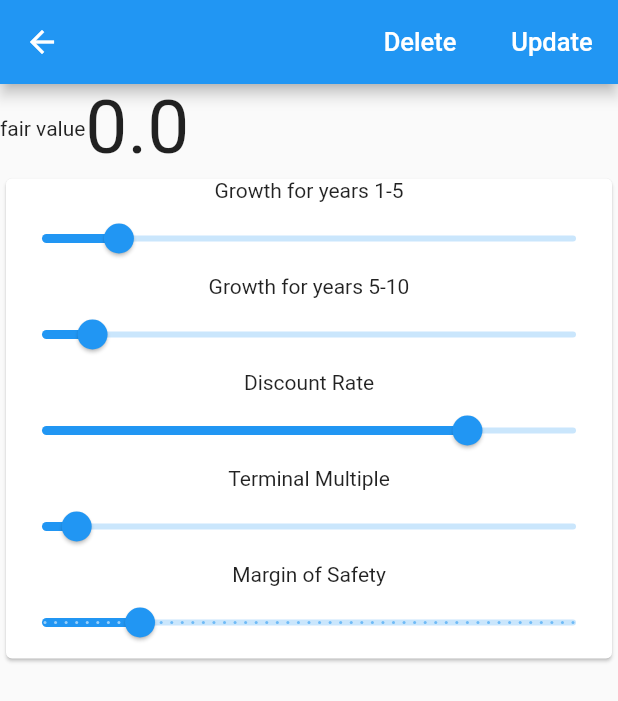
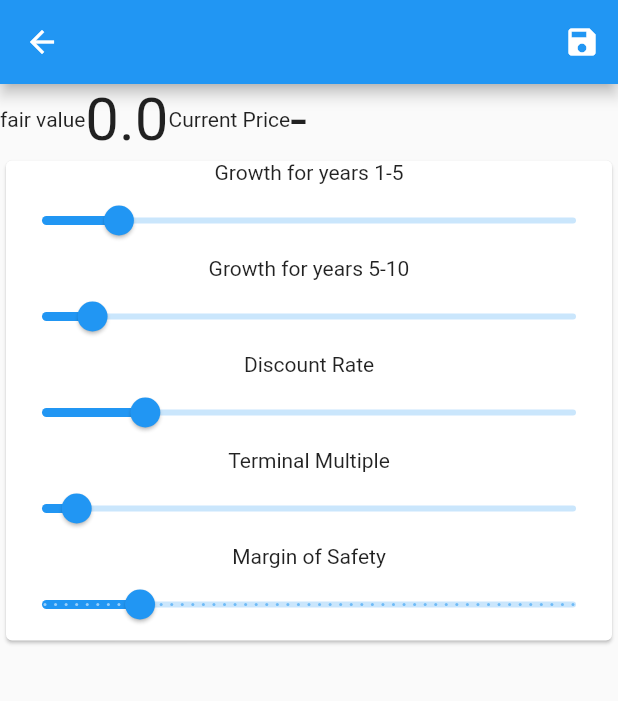
Before and after one commit to sarbjot-14/dynamic_dcf-Flutter, a Flutter app: the NewDCF screen opened directly with empty values, on a phone screen of 412 x 824 dp. Shown: the top 701 px of the screen. Run offline on Flutter 3.47's test engine with Material 2 defaults, Android fonts, the phone set to English and light mode, and no system bars; our stand-ins replace cloud_firestore, firebase_auth, firebase_database; accounts and stored records are empty; network calls fail.

Commit message:
finshed ratios and prices

```diff
--- a/lib/screens/new_dcf.dart
+++ b/lib/screens/new_dcf.dart
@@ -4,14 +4,6 @@ import 'package:dynamic_dcf/models/portfolio.dart';
 import 'package:dynamic_dcf/services/api_calls.dart';
 import 'package:dynamic_dcf/services/database_service.dart';
 import 'package:flutter/material.dart';
-
-//{
-//DatabaseService()
-//    .updateData(port, port.documentId)
-//.then((message) {
-//
-//});
-//}
 
 class NewDCF extends StatefulWidget {
   String passedSymbol;
@@ -38,16 +30,26 @@ class _NewDCFState extends State<NewDCF> {
   double presentValue = 0;
   int firstPeriod = 5;
   int secondPeriod = 5;
-  double discountRate = 0.8;
+  double discountRate = 0.2;
   double terminalMultiple = 18;
   double growthRateP1 = 0.15;
   double growthRateP2 = 0.10;
   double safetyMargin = 0.10;
   Api_Calls ApiCalls = Api_Calls();
   String passedSymbol;
+  String currentPrice = '-';
   _NewDCFState({this.passedSymbol});
   void initState() {
     super.initState();
+
+    if (widget.portfolio != null) {
+      discountRate = widget.portfolio.discountRate;
+      growthRateP1 = widget.portfolio.growthRateP1;
+      growthRateP2 = widget.portfolio.growthRateP2;
+      safetyMargin = widget.portfolio.safetyMargin;
+      presentValue = widget.portfolio.presentValue;
+      terminalMultiple = widget.portfolio.terminalMultiple;
+    }
     WidgetsBinding.instance.addPostFrameCallback((_) => {
           ApiCalls.getEPS(passedSymbol).then((eps) {
             print("eps is $eps");
@@ -57,6 +59,7 @@ class _NewDCFState extends State<NewDCF> {
             });
           })
         });
+    getPrice(passedSymbol);
   }
 
   @override
@@ -80,7 +83,7 @@ class _NewDCFState extends State<NewDCF> {
                     DatabaseService().deletePortfolio(widget.documentId);
                     Navigator.of(context).pop();
                   })
-              : null,
+              : Text(''),
           widget.portfolio != null
               ? new FlatButton(
                   child: new Text('Update',
@@ -128,7 +131,12 @@ class _NewDCFState extends State<NewDCF> {
                 Text('fair value'),
                 Text(
                   presentValue.toString(),
-                  style: TextStyle(fontSize: 50),
+                  style: TextStyle(fontSize: 40),
+                ),
+                Text('Current Price'),
+                Text(
+                  currentPrice,
+                  style: TextStyle(fontSize: 40),
                 )
               ],
             ),
@@ -234,8 +242,7 @@ class _NewDCFState extends State<NewDCF> {
       }
     }
     earnings[10] = earnings[9] * terminalMultiple;
-    //print(earnings);
-    /////
+
     presentValueEarnings[0] = earnings[0] * (pow(1 + discountRate, -1));
 
     for (int i = 1; i < 11; i++) {
@@ -252,4 +259,15 @@ class _NewDCFState extends State<NewDCF> {
       presentValue = double.parse((sum).toStringAsFixed(2));
     });
   }
+
+  void getPrice(String passedSymbol) {
+    Api_Calls().getPrice(',' + passedSymbol).then((s) {
+      //print("getting price in dcf $s");
+      setState(() {
+        currentPrice = s['price'].toStringAsFixed(2);
+      });
+
+      //eturn 'what';
+    });
+  }
 }
```
Also changed, not shown: lib/pages/home_page.dart (+112 -14 lines), lib/services/api_calls.dart (+34 -4 lines), lib/services/database_service.dart (+4 -14 lines).
